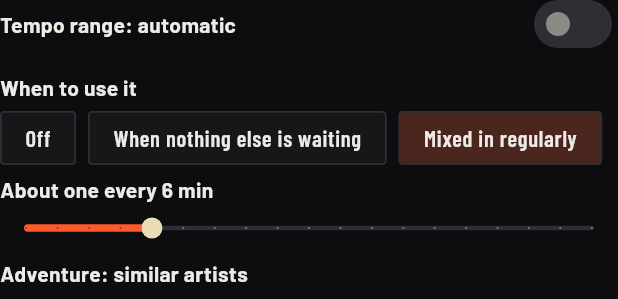
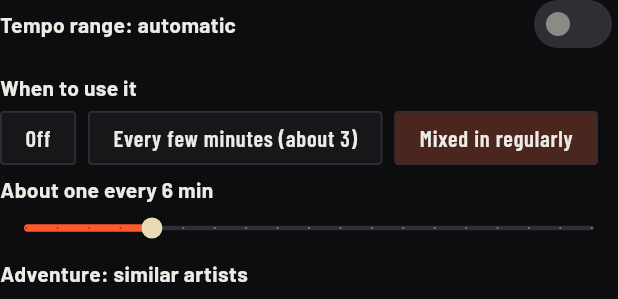
Before and after one commit to ben-clift/com.benclift.beatdeck.test, a Flutter app: the _StyleBox widget shown alone on an empty page, opened directly with empty values, after a tap on "Mixed in regularly", on a phone screen of 412 x 824 dp. Shown: the part 471-770 px from the top of the screen. Run offline on Flutter 3.47's test engine with Material 3 defaults, Android fonts, the phone set to English and light mode, and no system bars; our stand-ins replace file_picker, permission_handler, share_plus, shared_preferences, sqflite and 1 more; missing offline and left inert: dart:ffi, google_mlkit_text_recognition; accounts and stored records are empty; network calls fail.

Commit message:
My style RCA: it never triggered because the queue is always full. Trigger on an open queue slot, no silent exits, genre-less stars handled, more reliable MS marking
Co-Authored-By: Claude Sonnet 5.5 <noreply@anthropic.com>
Claude-Session: https://claude.ai/code/session_01A7zfBFjyu2NXi7pFPf2z4D

```diff
--- a/lib/ui/simple_view.dart
+++ b/lib/ui/simple_view.dart
@@ -183,8 +183,8 @@ class _SimpleViewState extends State<SimpleView> with WidgetsBindingObserver {
     StyleSettings.instance.load();
     _loadIntro();
     _keepAhead = Timer.periodic(const Duration(seconds: 8), (_) {
+      _styleFallback();
       _refill();
-      _styleFallback();
       _libraryFallback();
       _autoDedupe();
       _autoClean();
@@ -339,24 +339,31 @@ class _SimpleViewState extends State<SimpleView> with WidgetsBindingObserver {
     final dj = widget.dj;
     final st = StyleSettings.instance;
     final stars = st.chosen();
-    if (!mounted || !dj.automixOn || stars.isEmpty) return;
+    if (!mounted || !dj.automixOn) return;
+    if (stars.isEmpty) {
+      if (force) {
+        st.lastNote.value = 'Star some tracks first. My style copies their sound.';
+        _toast(st.lastNote.value);
+      }
+      return;
+    }
     if (!force && st.mode == 0) return; // off
     final d = dj.deck(dj.automixPlayingDeck.clamp(0, 1));
     if (!force) {
-      if (st.mode == 1) {
-        // only when nothing else is waiting and the end is near
-        if (dj.automixUpcoming.isNotEmpty) return;
-        if (d.duration <= 0 || d.duration - d.position > 120) return;
-        if (DateTime.now().difference(_lastStyle).inSeconds < 40) return;
-      } else {
-        // mixed in regularly: at most one every few minutes
-        if (dj.automixUpcoming.length >= _ahead) return;
-        if (DateTime.now().difference(_lastStyle).inMinutes < st.everyMin) return;
-      }
+      // A My style track is already playing or waiting: one at a time.
+      final af = AutoFetch.instance;
+      if (af.manualPending > 0 || af.isStyleRun) return;
+      if (af.isStyle(d.path ?? '') || dj.automixUpcoming.any(af.isStyle)) return;
+      // Needs an open slot in the queue (the queue is normally kept full, so
+      // waiting for it to be empty meant My style never ran).
+      if (dj.automixUpcoming.length >= _ahead) return;
+      final gap = st.mode == 1 ? 3 : st.everyMin;
+      if (DateTime.now().difference(_lastStyle).inMinutes < gap) return;
     }
     _lastStyle = DateTime.now();
     final genres = {for (final t in stars) if (t.genre.isNotEmpty) t.genre.toLowerCase()};
     final artists = {for (final t in stars) t.artist.toLowerCase()};
+    final useGenre = st.matchGenre && genres.isNotEmpty;
     final bpms = [for (final t in stars) if (t.bpm > 0) t.bpm]..sort();
     final mid = st.bpmFrom > 0 ? (st.bpmFrom + st.bpmTo) ~/ 2 : (bpms.isEmpty ? 0 : bpms[bpms.length ~/ 2]);
     final local = <LibraryTrack>[
@@ -365,7 +372,7 @@ class _SimpleViewState extends State<SimpleView> with WidgetsBindingObserver {
             !((dj.vocalMode?.call() ?? 0) != 0 &&
                 vocalClash(t.path.split(RegExp(r'[\\/]')).last, dj.vocalMode!.call())) &&
             File(t.path).existsSync() &&
-            (!st.matchGenre ||
+            (!useGenre ||
                 genres.contains((t.genre.isNotEmpty ? t.genre : (dj.genreOf?.call(t.path) ?? '')).toLowerCase()) ||
                 artists.contains(t.artist.toLowerCase())) &&
             (st.bpmFrom > 0
@@ -391,7 +398,15 @@ class _SimpleViewState extends State<SimpleView> with WidgetsBindingObserver {
       }
       return;
     }
-    if (!st.download || !soulseek.online || AutoFetch.instance.running) return;
+    if (!st.download || !soulseek.online) {
+      DebugLog.add('simple', 'my style: nothing in library fits and downloads are ${!st.download ? 'off' : 'offline (Soulseek not connected)'}');
+      if (force) {
+        st.lastNote.value = !st.download ? 'Nothing in your library fits. Turn on downloads in My style.' : 'Soulseek is not connected yet, so I cannot fetch new music.';
+        _toast(st.lastNote.value);
+      }
+      return;
+    }
+    if (AutoFetch.instance.running && !force) return;
     final rnd = math.Random();
     final seed = stars[rnd.nextInt(stars.length)];
     DebugLog.add('simple', 'looking for artists like ${seed.artist} (adventure ${st.adventure})');
@@ -414,6 +429,9 @@ class _SimpleViewState extends State<SimpleView> with WidgetsBindingObserver {
     found = found.where((t) => !starKeys.contains('${t.artist}|${t.title}'.toLowerCase())).toList();
     if (found.isEmpty || !mounted) {
       st.lastNote.value = 'Could not find anything new like ${seed.artist}. Will try again.';
+      DebugLog.add('simple', 'my style: no suggestions for ${seed.artist}');
+      if (force) _toast(st.lastNote.value);
+      _lastStyle = DateTime.now().subtract(const Duration(minutes: 2));
       return;
     }
     final pick = found.take(3).toList();
@@ -2749,7 +2767,7 @@ class _StyleBoxState extends State<_StyleBox> {
           Text(
               n == 0
                   ? 'You have no starred tracks yet. Star a few and come back.'
-                  : 'Using $n starred track${n == 1 ? '' : 's'} · ${st.mode == 0 ? 'Off' : (st.mode == 1 ? 'Only when nothing else is waiting' : 'Mixed in about every ${st.everyMin} min')}',
+                  : 'Using $n starred track${n == 1 ? '' : 's'} · ${st.mode == 0 ? 'Off' : (st.mode == 1 ? 'About every 3 min, when a queue slot is free' : 'Mixed in about every ${st.everyMin} min')}',
               style: const TextStyle(color: SideDeckTheme.accentB, fontWeight: FontWeight.w600)),
           ValueListenableBuilder<String>(
             valueListenable: st.lastNote,
@@ -2827,7 +2845,7 @@ class _StyleBoxState extends State<_StyleBox> {
       const SizedBox(height: 8),
       const Text('When to use it', style: TextStyle(fontWeight: FontWeight.w700)),
       Wrap(spacing: 8, children: [
-        for (final e in const [(0, 'Off'), (1, 'When nothing else is waiting'), (2, 'Mixed in regularly')])
+        for (final e in const [(0, 'Off'), (1, 'Every few minutes (about 3)'), (2, 'Mixed in regularly')])
           ChoiceChip(label: Text(e.$2), selected: st.mode == e.$1, onSelected: (_) => _chg(() => st.mode = e.$1)),
       ]),
       if (st.mode == 2) ...[
```
Also changed, not shown: lib/suggest/auto_fetch.dart (+10 -3 lines).
